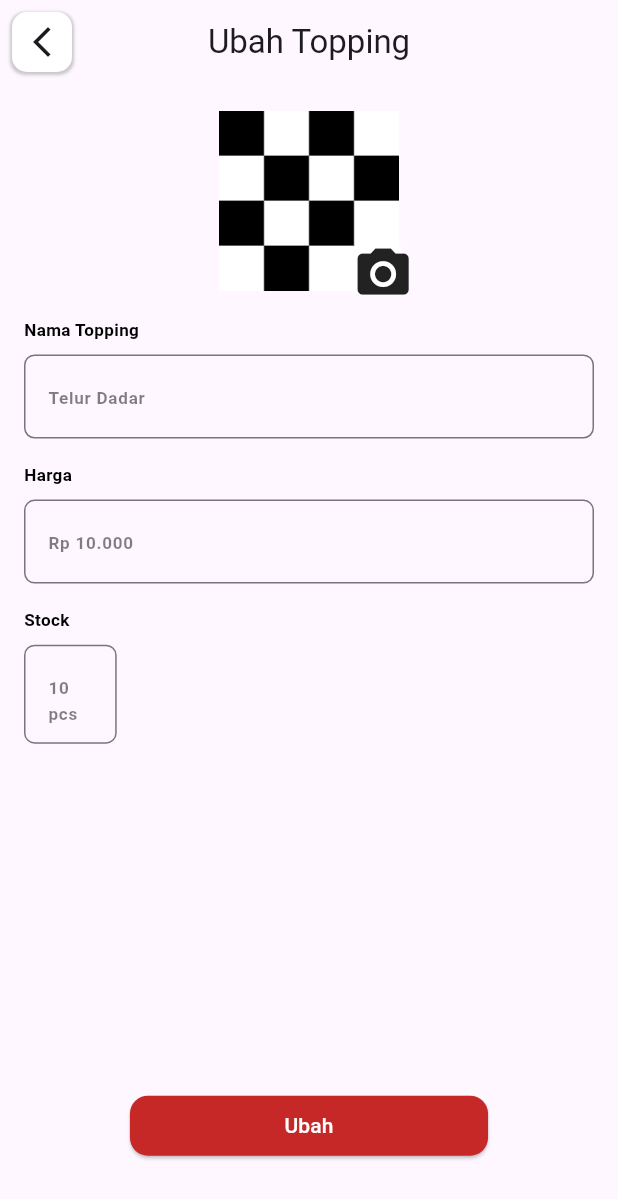
After one commit to Shade2012/warmindo_admin_ui, a Flutter app: the EditToppingPage screen opened by its route, on a phone screen of 412 x 824 dp. The commit adds this screen. Shown: the top 1199 px of the screen. Run offline on Flutter 3.47's test engine with Material 3 defaults, Android fonts, the light colour scheme and no system bars; our stand-ins replace animated_custom_dropdown, connectivity_plus, flutter_svg, font_awesome_flutter, get, google_fonts and 6 more; accounts and stored records are empty; Roboto replaces fonts that are missing (Oxygen).

Commit message:
style: [AF] add edit-topping-page

```diff
--- /dev/null
+++ b/lib/pages/edit_topping_page/binding/edit_topping_binding.dart
@@ -0,0 +1,9 @@
+import 'package:get/get.dart';
+import 'package:warmindo_admin_ui/pages/edit_topping_page/controller/edit_topping_controller.dart';
+
+class EditToppingBinding extends Bindings {
+  @override
+  void dependencies() {
+    Get.lazyPut<EditToppingController>(() => EditToppingController());
+  }
+}
--- /dev/null
+++ b/lib/pages/edit_topping_page/controller/edit_topping_controller.dart
@@ -0,0 +1,5 @@
+import 'package:get/get.dart';
+
+class EditToppingController extends GetxController {
+
+}
--- /dev/null
+++ b/lib/pages/edit_topping_page/view/edit_topping_page.dart
@@ -0,0 +1,150 @@
+import 'package:flutter/material.dart';
+import 'package:get/get.dart';
+import 'package:warmindo_admin_ui/global/widget/textfield.dart';
+import 'package:warmindo_admin_ui/global/widget/up_image_bottomsheet.dart';
+import 'package:warmindo_admin_ui/global/themes/color_themes.dart';
+import 'package:warmindo_admin_ui/global/themes/image_themes.dart';
+import 'package:warmindo_admin_ui/global/themes/textstyle_themes.dart';
+
+class EditToppingPage extends StatelessWidget {
+  final TextEditingController ctrProductName = TextEditingController();
+  final TextEditingController ctrProductPrice = TextEditingController();
+  final TextEditingController ctrProductStock = TextEditingController();
+
+  @override
+  Widget build(BuildContext context) {
+    final screenHeight = MediaQuery.of(context).size.height;
+    final screenWidth = MediaQuery.of(context).size.width;
+
+    return Scaffold(
+      appBar: AppBar(
+        leading: Padding(
+          padding: const EdgeInsets.all(8.0),
+          child: GestureDetector(
+            onTap: () => Get.back(),
+            child: Container(
+              width: 32,
+              height: 32,
+              decoration: BoxDecoration(
+                color: Colors.white,
+                borderRadius: BorderRadius.circular(10),
+                boxShadow: [
+                  BoxShadow(
+                    color: Colors.black.withOpacity(0.2),
+                    spreadRadius: 1,
+                    blurRadius: 1,
+                    offset: Offset(0, 1),
+                  ),
+                ],
+              ),
+              child: Icon(
+                Icons.arrow_back_ios_new,
+              ),
+            ),
+          ),
+        ),
+        title: Text('Ubah Topping'),
+        centerTitle: true,
+      ),
+      body: SingleChildScrollView(
+        padding: EdgeInsets.all(16),
+        child: Column(
+          crossAxisAlignment: CrossAxisAlignment.start,
+          children: [
+            Center(
+              child: Stack(
+                children: [
+                  SizedBox(
+                    height: screenHeight * 0.15,
+                    width: screenHeight * 0.15,
+                    child: Image.asset(Images.defaultImage),
+                  ),
+                  Positioned(
+                    bottom: 0,
+                    right: 0,
+                    child: GestureDetector(
+                      onTap: () {
+                        showModalBottomSheet(
+                          context: context,
+                          builder: (context) => UploadImage(),
+                        );
+                      },
+                      child: Container(
+                        width: screenHeight * 0.04,
+                        height: screenHeight * 0.04,
+                        decoration: BoxDecoration(
+                          color: Colors.white,
+                          borderRadius: BorderRadius.circular(4),
+                        ),
+                        child:
+                            Icon(Icons.camera_alt, size: screenHeight * 0.05),
+                      ),
+                    ),
+                  ),
+                ],
+              ),
+            ),
+            SizedBox(height: screenHeight * 0.02),
+            Column(
+              crossAxisAlignment: CrossAxisAlignment.start,
+              children: [
+                Text("Nama Topping", style: titleAddProductTextStyle),
+                SizedBox(height: screenHeight * 0.01),
+                CustomTextField(
+                  controller: ctrProductName,
+                  hintText: "Telur Dadar",
+                ),
+              ],
+            ),
+            SizedBox(height: screenHeight * 0.02),
+            Column(
+              crossAxisAlignment: CrossAxisAlignment.start,
+              children: [
+                Text("Harga", style: titleAddProductTextStyle),
+                SizedBox(height: screenHeight * 0.01),
+                CustomTextField(
+                  controller: ctrProductPrice,
+                  hintText: "Rp 10.000",
+                  keyboardType: TextInputType.number,
+                ),
+              ],
+            ),
+            SizedBox(height: screenHeight * 0.02),
+            Column(
+              crossAxisAlignment: CrossAxisAlignment.start,
+              children: [
+                Text("Stock", style: titleAddProductTextStyle),
+                SizedBox(height: screenHeight * 0.01),
+                Container(
+                  width: screenWidth * 0.15,
+                  child: CustomTextField(
+                    controller: ctrProductStock,
+                    hintText: "10 pcs",
+                    keyboardType: TextInputType.number,
+                  ),
+                ),
+              ],
+            ),
+            SizedBox(height: screenHeight * 0.28),
+            Center(
+              child: ElevatedButton(
+                onPressed: () {
+                  // Update topping in database
+                },
+                child: Text('Ubah'),
+                style: ElevatedButton.styleFrom(
+                  backgroundColor: ColorResources.primaryColor,
+                  foregroundColor: Colors.white,
+                  shape: RoundedRectangleBorder(
+                    borderRadius: BorderRadius.circular(12),
+                  ),
+                  padding: EdgeInsets.symmetric(horizontal: screenWidth * 0.25),
+                ),
+              ),
+            )
+          ],
+        ),
+      ),
+    );
+  }
+}
--- a/lib/routes/AppPages.dart
+++ b/lib/routes/AppPages.dart
@@ -22,6 +22,8 @@ import 'package:warmindo_admin_ui/pages/edit_product_page/binding/edit_product_b
 import 'package:warmindo_admin_ui/pages/edit_product_page/view/edit_product_page.dart';
 import 'package:warmindo_admin_ui/pages/edit_profile_page/binding/edit_profile_binding.dart';
 import 'package:warmindo_admin_ui/pages/edit_profile_page/view/edit_profile_page.dart';
+import 'package:warmindo_admin_ui/pages/edit_topping_page/binding/edit_topping_binding.dart';
+import 'package:warmindo_admin_ui/pages/edit_topping_page/view/edit_topping_page.dart';
 import 'package:warmindo_admin_ui/pages/edit_varian_page/binding/edit_varian_binding.dart';
 import 'package:warmindo_admin_ui/pages/edit_varian_page/view/edit_varian_page.dart';
 import 'package:warmindo_admin_ui/pages/general_information_page/binding/general_info_binding.dart';
@@ -50,9 +52,7 @@ part 'AppRoutes.dart';
 
 class AppPages {
   AppPages._();
-
   static const INITIAL = Routes.SPLASH_PAGE;
-
   static final routes = [
     GetPage(
         name: _Paths.BOTTOM_NAVIGATION,
@@ -198,6 +198,12 @@ class AppPages {
         transition: Transition.fadeIn,
         transitionDuration: const Duration(milliseconds: 500)),
     GetPage(
+        name: _Paths.EDIT_TOPPING_PAGE,
+        page: () => EditToppingPage(),
+        binding: EditToppingBinding(),
+        transition: Transition.fadeIn,
+        transitionDuration: const Duration(milliseconds: 500)),
+    GetPage(
         name: _Paths.DETAIL_CUSTOMERS_PAGE,
         page: () => DetailCustomersPage(customerData: Get.arguments),
         binding: DetailCustomersBinding(),
--- a/lib/routes/AppRoutes.dart
+++ b/lib/routes/AppRoutes.dart
@@ -28,7 +28,7 @@ abstract class Routes {
   static const ADD_TOPPING_PAGE = _Paths.ADD_TOPPING_PAGE;
   static const DETAIL_CUSTOMERS_PAGE = _Paths.DETAIL_CUSTOMERS_PAGE;
   static const EDIT_VARIAN_PAGE = _Paths.EDIT_VARIAN_PAGE;
-
+  static const EDIT_TOPPING_PAGE = _Paths.EDIT_TOPPING_PAGE;
 }
 
 abstract class _Paths {
@@ -58,5 +58,6 @@ abstract class _Paths {
   static const ADD_TOPPING_PAGE = '/add-topping-page';
   static const DETAIL_CUSTOMERS_PAGE = '/detail-customers-page';
   static const EDIT_VARIAN_PAGE = '/edit-varian-page';
+  static const EDIT_TOPPING_PAGE = '/edit-topping-page';
 
 }
```
